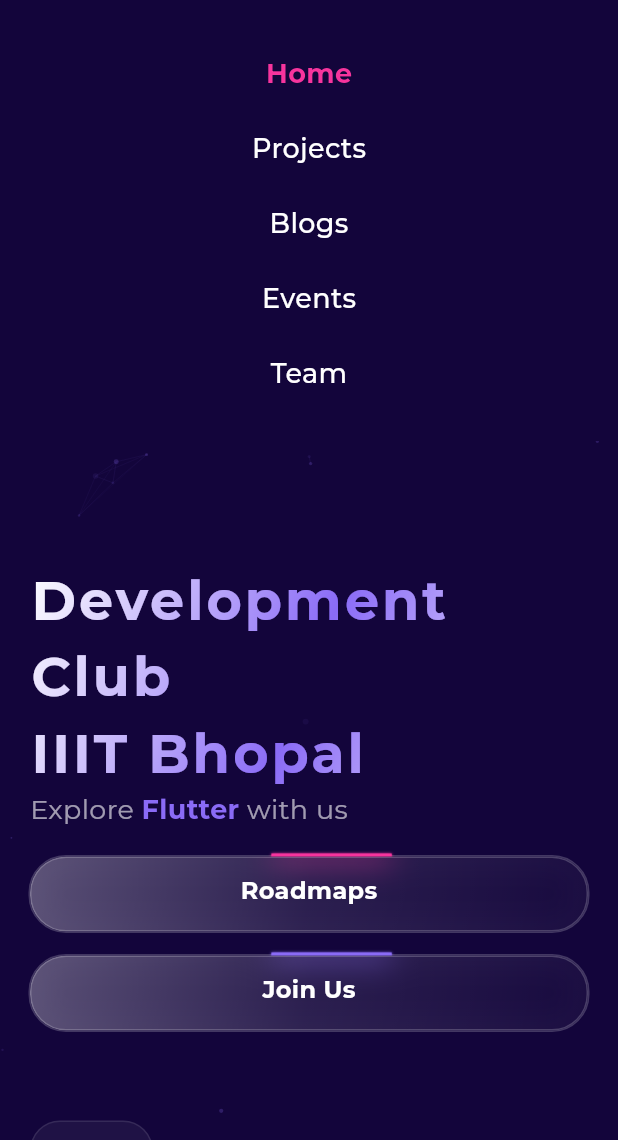
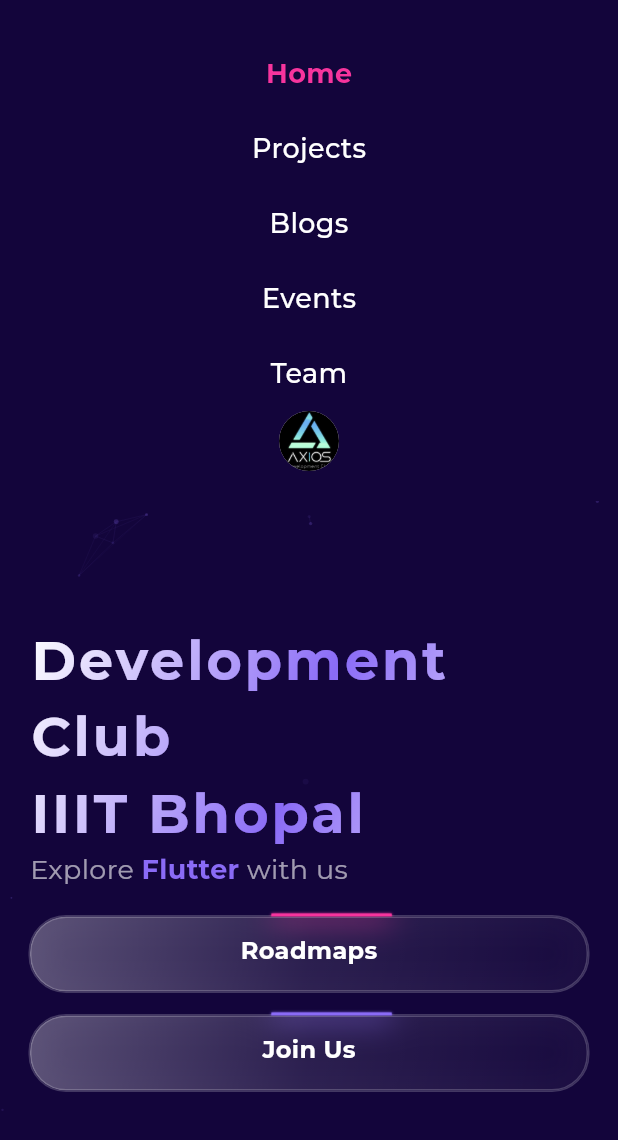
Before and after one commit to ezsarthak/axios_website, a Flutter app: the screen it shows after launch, after a tap on the "menu" icon, on a phone screen of 412 x 824 dp, the part 96-1236 px from its top. Run offline on Flutter 3.47's test engine with Material 3 defaults, Android fonts, the phone set to English and light mode, and no system bars; drawn by our look-alikes of animated_text_kit, entry; our stand-ins replace cached_network_image, carousel_slider, flutter_animate, font_awesome_flutter, lottie; network calls fail; project files that could hold a hidden picture were left out.

Commit message:
Responsive

```diff
--- a/lib/screens/home.dart
+++ b/lib/screens/home.dart
@@ -288,15 +288,17 @@ class _MyHomePageState extends State<MyHomePage> with TickerProviderStateMixin {
                             padding: EdgeInsets.symmetric(vertical: 30),
                             decoration: BoxDecoration(
                               borderRadius: BorderRadius.circular(20),
-                              color: Colors.white.withValues(alpha:.05),
+                              color: Colors.white.withValues(alpha: .05),
                               border: Border.all(
-                                color: Colors.white.withValues(alpha:.1),
+                                color: Colors.white.withValues(alpha: .1),
                                 width: 1,
                               ),
                             ),
                             child:
                                 isMobile
-                                    ? Column(
+                                    ? Container(
+                                      width: double.maxFinite,
+                                      child: Column(
                                         children: [
                                           AnimatedCounter(
                                             count: 500,
@@ -322,6 +324,7 @@ class _MyHomePageState extends State<MyHomePage> with TickerProviderStateMixin {
                                             icon: Icons.emoji_events,
                                           ),
                                         ],
+                                      ),
                                     )
                                     : Row(
                                       mainAxisAlignment:
@@ -517,8 +520,8 @@ class _MyHomePageState extends State<MyHomePage> with TickerProviderStateMixin {
                                 ),
                       ),
 
-                      TechStackShowcase(),
-                      SizedBox(height: 80),
+                      if (!isMobile) TechStackShowcase(),
+                      if (!isMobile) SizedBox(height: 80),
                       ProjectShowcase(),
                       SizedBox(height: 80),
 
--- a/lib/widgets/event_countdown.dart
+++ b/lib/widgets/event_countdown.dart
@@ -61,22 +61,24 @@ class _EventCountdownState extends State<EventCountdown>
     final isMobile = ResponsiveHelper.isMobile(context);
 
     return Container(
-      padding: EdgeInsets.symmetric(
-        vertical: 40,
-        horizontal: isMobile ? 20 : 20,
-      ),
+      width: double.maxFinite,
+      margin: EdgeInsets.symmetric(vertical: 40, horizontal: 20),
       decoration: BoxDecoration(
         borderRadius: BorderRadius.circular(20),
         gradient: LinearGradient(
           begin: Alignment.topLeft,
           end: Alignment.bottomRight,
           colors: [
-            Color(0xFF8A6BF6).withValues(alpha:.2),
-            Color(0xFF6B8AF6).withValues(alpha:.2),
+            Color(0xFF8A6BF6).withValues(alpha: .2),
+            Color(0xFF6B8AF6).withValues(alpha: .2),
           ],
         ),
-        border: Border.all(color: Color(0xFF8A6BF6).withValues(alpha:.3), width: 2),
+        border: Border.all(
+          color: Color(0xFF8A6BF6).withValues(alpha: .3),
+          width: 2,
         ),
+      ),
+      child: SizedBox(
         child: Column(
           children: [
             Text(
@@ -148,7 +150,9 @@ class _EventCountdownState extends State<EventCountdown>
                 ),
               ),
             ),
+            if (isMobile) SizedBox(height: 12),
           ],
+        ),
       ),
     );
   }
--- a/lib/widgets/navigation_bar.dart
+++ b/lib/widgets/navigation_bar.dart
@@ -156,6 +156,15 @@ class _ResponsiveNavBarState extends State<ResponsiveNavBar> {
                 _buildMobileNavItem("Blogs", 2),
                 _buildMobileNavItem("Events", 3),
                 _buildMobileNavItem("Team", 4),
+                GestureDetector(
+                  onTap: () {
+                    Navigator.restorablePushNamed(context, "about");
+                  },
+                  child: CircleAvatar(
+                    radius: 20,
+                    foregroundImage: AssetImage("assets/image.png"),
+                  ),
+                ),
               ],
             ),
           ),
--- a/lib/widgets/project_card.dart
+++ b/lib/widgets/project_card.dart
@@ -74,7 +74,7 @@ class _ProjectCardState extends State<ProjectCard>
                     : isTablet
                     ? 380
                     : 420,
-            height: isMobile ? 380 : 420,
+            height: isMobile ? 420 : 420,
             decoration: BoxDecoration(
               color: const Color(0xFF1A1A2E),
               borderRadius: BorderRadius.circular(20),
@@ -82,8 +82,8 @@ class _ProjectCardState extends State<ProjectCard>
                 BoxShadow(
                   color:
                       isHovered
-                          ? widget.accentColor.withValues(alpha:.3)
-                          : Colors.black.withValues(alpha:.3),
+                          ? widget.accentColor.withValues(alpha: .3)
+                          : Colors.black.withValues(alpha: .3),
                   blurRadius: isHovered ? 16 : 10,
                   spreadRadius: isHovered ? 2 : 1,
                   offset: const Offset(0, 8),
@@ -137,7 +137,7 @@ class _ProjectCardState extends State<ProjectCard>
                               end: Alignment.bottomCenter,
                               colors: [
                                 Colors.transparent,
-                                Colors.black.withValues(alpha:.7),
+                                Colors.black.withValues(alpha: .7),
                               ],
                               stops: const [0.6, 1.0],
                             ),
@@ -202,7 +202,9 @@ class _ProjectCardState extends State<ProjectCard>
                                   Icon(
                                     Icons.code,
                                     size: 16,
-                                    color: widget.accentColor.withValues(alpha:.8),
+                                    color: widget.accentColor.withValues(
+                                      alpha: .8,
+                                    ),
                                   ),
                                   const SizedBox(width: 6),
                                   const Text(
@@ -246,7 +248,7 @@ class _ProjectCardState extends State<ProjectCard>
                                 tooltip: 'View Source Code',
                                 style: IconButton.styleFrom(
                                   backgroundColor: Colors.grey.shade800
-                                      .withValues(alpha:.5),
+                                      .withValues(alpha: .5),
                                   padding: const EdgeInsets.all(12),
                                 ),
                               ),
--- a/lib/widgets/team_card.dart
+++ b/lib/widgets/team_card.dart
@@ -82,7 +82,7 @@ class _TeamCardState extends State<TeamCard>
                     : isTablet
                     ? 280
                     : 320,
-            height: isMobile ? 425 : 455,
+            height: isMobile ? 455 : 455,
             decoration: BoxDecoration(
               color: const Color(0xFF1E0A5C),
               borderRadius: BorderRadius.circular(20),
```
Lines whose indentation alone changed are shown as unchanged.
